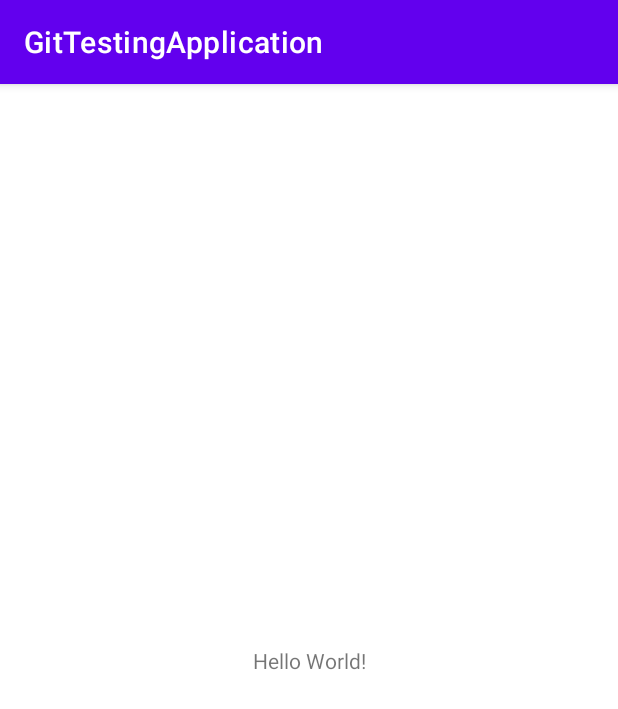
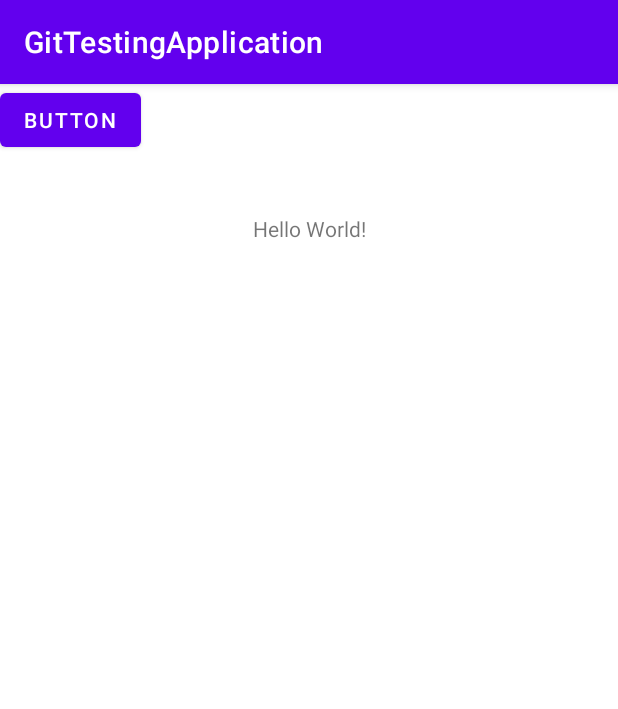
Before and after one commit to MRTeesU/GitTesting, an Android app: the screen it shows after launch (MainActivity), on a phone screen of 412 x 824 dp. Shown: the top 709 px of the screen. Run offline under Robolectric (Android 15) with nearby library versions, the phone set to English and light mode, and no system bars.

Commit message:
add button

```diff
--- a/app/src/main/res/layout/activity_main.xml
+++ b/app/src/main/res/layout/activity_main.xml
@@ -13,6 +13,15 @@
         app:layout_constraintBottom_toBottomOf="parent"
         app:layout_constraintLeft_toLeftOf="parent"
         app:layout_constraintRight_toRightOf="parent"
-        app:layout_constraintTop_toTopOf="parent" />
+        app:layout_constraintTop_toTopOf="parent"
+        app:layout_constraintVertical_bias="0.116" />
+
+    <Button
+        android:id="@+id/button"
+        android:layout_width="wrap_content"
+        android:layout_height="wrap_content"
+        android:text="Button"
+        tools:layout_editor_absoluteX="164dp"
+        tools:layout_editor_absoluteY="220dp" />
 
 </androidx.constraintlayout.widget.ConstraintLayout>
```
